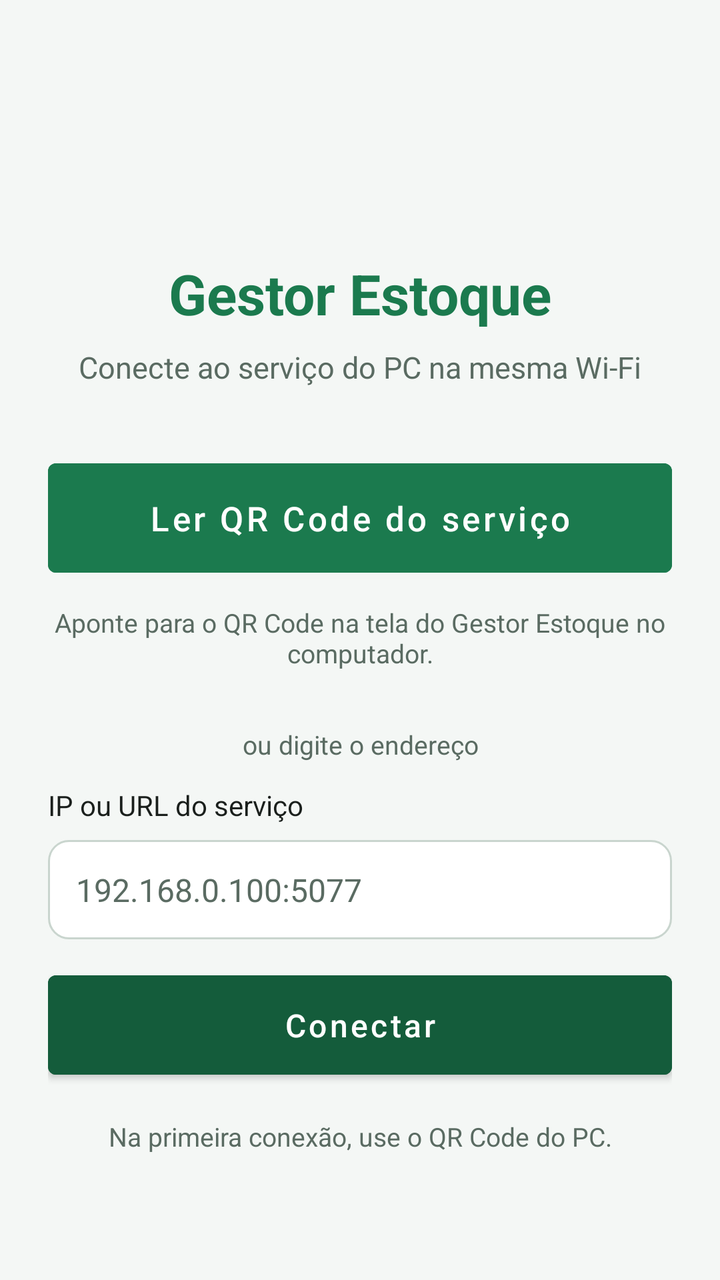
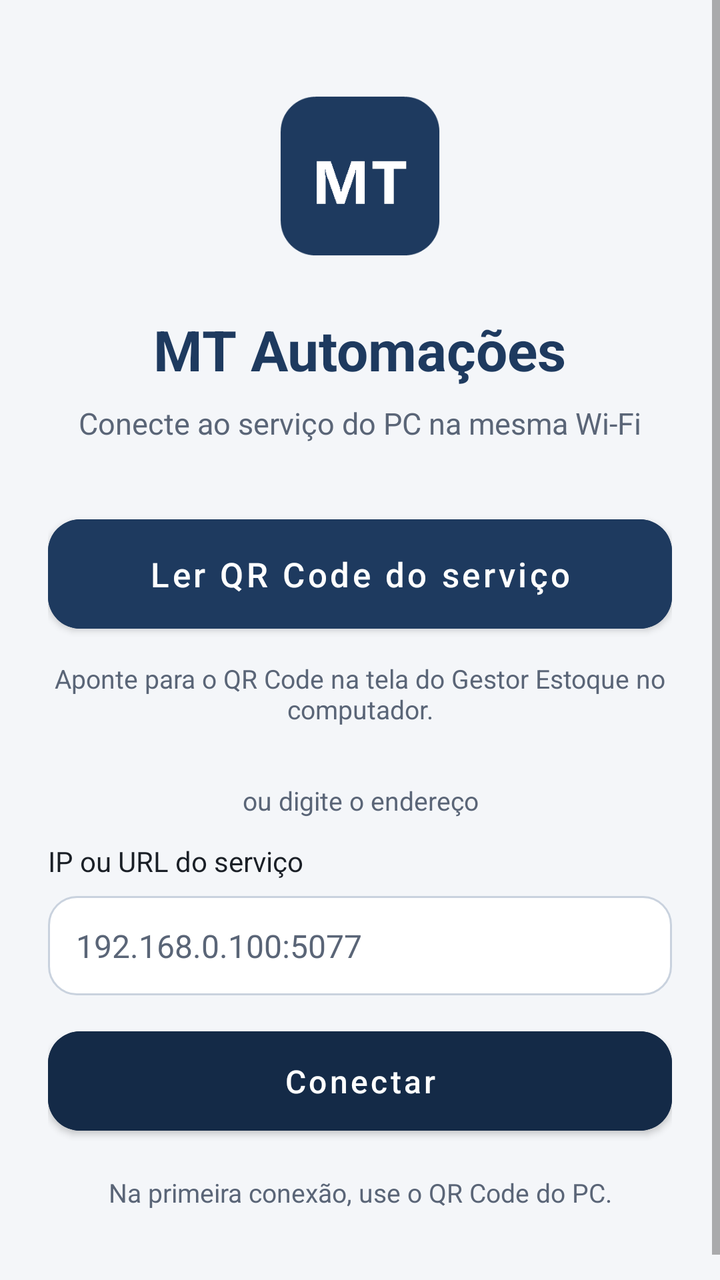

Two renders of the same Android screen: before a commit and after it. Below are the layout's source before the change and the commit's diff.
<!-- AndroidManifest.xml: application theme Theme.GestorEstoque -->
<!-- res/layout/activity_main.xml -->
<?xml version="1.0" encoding="utf-8"?>
<FrameLayout xmlns:android="http://schemas.android.com/apk/res/android"
    android:layout_width="match_parent"
    android:layout_height="match_parent"
    android:background="@color/bg">

    <ScrollView
        android:id="@+id/connect_panel"
        android:layout_width="match_parent"
        android:layout_height="match_parent"
        android:fillViewport="true">

        <LinearLayout
            android:layout_width="match_parent"
            android:layout_height="wrap_content"
            android:gravity="center_horizontal"
            android:orientation="vertical"
            android:padding="24dp"
            android:paddingTop="48dp">

            <ImageView
                android:id="@+id/img_emitente"
                android:layout_width="88dp"
                android:layout_height="88dp"
                android:layout_marginBottom="16dp"
                android:contentDescription="@string/app_name"
                android:scaleType="fitCenter"
                android:src="@mipmap/ic_launcher" />

            <TextView
                android:id="@+id/txt_empresa"
                android:layout_width="wrap_content"
                android:layout_height="wrap_content"
                android:text="@string/app_name"
                android:textColor="@color/brand"
                android:textSize="28sp"
                android:textStyle="bold" />

            <TextView
                android:layout_width="match_parent"
                android:layout_height="wrap_content"
                android:layout_marginTop="8dp"
                android:gravity="center"
                android:text="@string/subtitle"
                android:textColor="@color/muted"
                android:textSize="15sp" />

            <Button
                android:id="@+id/btn_scan_qr"
                android:layout_width="match_parent"
                android:layout_height="wrap_content"
                android:layout_marginTop="32dp"
                android:backgroundTint="@color/brand"
                android:padding="16dp"
                android:text="@string/scan_qr"
                android:textAllCaps="false"
                android:textColor="@android:color/white"
                android:textSize="17sp" />

            <TextView
                android:layout_width="match_parent"
                android:layout_height="wrap_content"
                android:layout_marginTop="10dp"
                android:gravity="center"
                android:text="@string/scan_qr_hint"
                android:textColor="@color/muted"
                android:textSize="13sp" />

            <TextView
                android:layout_width="match_parent"
                android:layout_height="wrap_content"
                android:layout_marginTop="28dp"
                android:gravity="center"
                android:text="@string/or_manual"
                android:textColor="@color/muted"
                android:textSize="13sp" />

            <TextView
                android:layout_width="match_parent"
                android:layout_height="wrap_content"
                android:layout_marginTop="12dp"
                android:text="@string/label_url"
                android:textColor="@color/text"
                android:textSize="14sp" />

            <EditText
                android:id="@+id/url_input"
                android:layout_width="match_parent"
                android:layout_height="wrap_content"
                android:layout_marginTop="8dp"
                android:background="@drawable/input_bg"
                android:hint="@string/url_hint"
                android:imeOptions="actionGo"
                android:inputType="textUri"
                android:padding="14dp"
                android:singleLine="true"
                android:textColor="@color/text"
                android:textColorHint="@color/muted"
                android:textSize="16sp" />

            <Button
                android:id="@+id/btn_connect"
                android:layout_width="match_parent"
                android:layout_height="wrap_content"
                android:layout_marginTop="12dp"
                android:backgroundTint="@color/brand_dark"
                android:padding="14dp"
                android:text="@string/connect"
                android:textAllCaps="false"
                android:textColor="@android:color/white"
                android:textSize="16sp" />

            <TextView
                android:id="@+id/status"
                android:layout_width="match_parent"
                android:layout_height="wrap_content"
                android:layout_marginTop="16dp"
                android:layout_marginBottom="24dp"
                android:gravity="center"
                android:text="@string/hint_connect"
                android:textColor="@color/muted"
                android:textSize="13sp" />
        </LinearLayout>
    </ScrollView>

    
    <FrameLayout
        android:id="@+id/browser_panel"
        android:layout_width="match_parent"
        android:layout_height="match_parent"
        android:visibility="gone">

        <WebView
            android:id="@+id/webview"
            android:layout_width="match_parent"
            android:layout_height="match_parent" />
    </FrameLayout>

    <ProgressBar
        android:id="@+id/progress"
        style="?android:attr/progressBarStyleHorizontal"
        android:layout_width="match_parent"
        android:layout_height="3dp"
        android:layout_gravity="top"
        android:indeterminate="false"
        android:max="100"
        android:progressTint="@color/brand"
        android:visibility="gone" />
</FrameLayout>
<!-- resources referenced by this layout -->
<resources>
  <color name="bg">#F4F7F5</color>
  <color name="brand">#1B7A4E</color>
  <color name="brand_dark">#145C3B</color>
  <color name="muted">#5A6B62</color>
  <color name="text">#1A1F1C</color>
  <!-- drawable input_bg (drawable) -->
  <?xml version="1.0" encoding="utf-8"?>
  <shape xmlns:android="http://schemas.android.com/apk/res/android"
      android:shape="rectangle">
      <solid android:color="#FFFFFF" />
      <corners android:radius="10dp" />
      <stroke
          android:width="1dp"
          android:color="#C9D5CE" />
  </shape>
  <!-- mipmap ic_launcher (mipmap-anydpi-v26) -->
  <?xml version="1.0" encoding="utf-8"?>
  <adaptive-icon xmlns:android="http://schemas.android.com/apk/res/android">
      <background android:drawable="@color/ic_launcher_background" />
      <foreground android:drawable="@drawable/ic_launcher_foreground" />
  </adaptive-icon>
  <string name="app_name">Gestor Estoque</string>
  <string name="connect">Conectar</string>
  <string name="hint_connect">Na primeira conexão, use o QR Code do PC.</string>
  <string name="label_url">IP ou URL do serviço</string>
  <string name="or_manual">ou digite o endereço</string>
  <string name="scan_qr">Ler QR Code do serviço</string>
  <string name="scan_qr_hint">Aponte para o QR Code na tela do Gestor Estoque no computador.</string>
  <string name="subtitle">Conecte ao serviço do PC na mesma Wi‑Fi</string>
  <string name="url_hint">192.168.0.100:5077</string>
  <style name="Theme.GestorEstoque" parent="Theme.MaterialComponents.DayNight.NoActionBar">
          <item name="colorPrimary">@color/brand</item>
          <item name="colorPrimaryVariant">@color/brand_dark</item>
          <item name="colorOnPrimary">@android:color/white</item>
          <item name="android:statusBarColor">@android:color/transparent</item>
          <item name="android:navigationBarColor">@android:color/transparent</item>
          <item name="android:windowBackground">@color/bg</item>
          <item name="android:windowDrawsSystemBarBackgrounds">true</item>
      </style>
  <color name="ic_launcher_background">#1E3A5F</color>
  <!-- drawable ic_launcher_foreground: png bitmap (drawable-nodpi, 4868 bytes) -->
</resources>

<!-- the commit's change to res/layout/activity_main.xml (unified diff, before → after) -->
@@ -1,5 +1,6 @@
 <?xml version="1.0" encoding="utf-8"?>
 <FrameLayout xmlns:android="http://schemas.android.com/apk/res/android"
+    xmlns:app="http://schemas.android.com/apk/res-auto"
     android:layout_width="match_parent"
     android:layout_height="match_parent"
     android:background="@color/bg">
@@ -19,19 +20,17 @@
             android:paddingTop="48dp">
 
             <ImageView
-                android:id="@+id/img_emitente"
-                android:layout_width="88dp"
-                android:layout_height="88dp"
-                android:layout_marginBottom="16dp"
-                android:contentDescription="@string/app_name"
+                android:layout_width="128dp"
+                android:layout_height="128dp"
+                android:layout_marginBottom="4dp"
+                android:contentDescription="@string/brand_name"
                 android:scaleType="fitCenter"
-                android:src="@mipmap/ic_launcher" />
+                android:src="@drawable/ic_launcher_foreground" />
 
             <TextView
-                android:id="@+id/txt_empresa"
                 android:layout_width="wrap_content"
                 android:layout_height="wrap_content"
-                android:text="@string/app_name"
+                android:text="@string/brand_name"
                 android:textColor="@color/brand"
                 android:textSize="28sp"
                 android:textStyle="bold" />
@@ -52,6 +51,7 @@
                 android:layout_marginTop="32dp"
                 android:backgroundTint="@color/brand"
                 android:padding="16dp"
+                app:cornerRadius="16dp"
                 android:text="@string/scan_qr"
                 android:textAllCaps="false"
                 android:textColor="@android:color/white"
@@ -105,6 +105,7 @@
                 android:layout_marginTop="12dp"
                 android:backgroundTint="@color/brand_dark"
                 android:padding="14dp"
+                app:cornerRadius="16dp"
                 android:text="@string/connect"
                 android:textAllCaps="false"
                 android:textColor="@android:color/white"
<!-- resource entries referenced after the edit -->
@@ -1,27 +1,21 @@
 <!-- resources referenced by this layout -->
 <resources>
-  <color name="bg">#F4F7F5</color>
-  <color name="brand">#1B7A4E</color>
-  <color name="brand_dark">#145C3B</color>
-  <color name="muted">#5A6B62</color>
-  <color name="text">#1A1F1C</color>
+  <color name="bg">#F4F6F9</color>
+  <color name="brand">#1E3A5F</color>
+  <color name="brand_dark">#142A47</color>
+  <color name="muted">#5A6577</color>
+  <color name="text">#1A1F26</color>
   <!-- drawable input_bg (drawable) -->
   <?xml version="1.0" encoding="utf-8"?>
   <shape xmlns:android="http://schemas.android.com/apk/res/android"
       android:shape="rectangle">
       <solid android:color="#FFFFFF" />
-      <corners android:radius="10dp" />
+      <corners android:radius="14dp" />
       <stroke
           android:width="1dp"
-          android:color="#C9D5CE" />
+          android:color="@color/input_stroke" />
   </shape>
-  <!-- mipmap ic_launcher (mipmap-anydpi-v26) -->
-  <?xml version="1.0" encoding="utf-8"?>
-  <adaptive-icon xmlns:android="http://schemas.android.com/apk/res/android">
-      <background android:drawable="@color/ic_launcher_background" />
-      <foreground android:drawable="@drawable/ic_launcher_foreground" />
-  </adaptive-icon>
-  <string name="app_name">Gestor Estoque</string>
+  <string name="brand_name">MT Automações</string>
   <string name="connect">Conectar</string>
   <string name="hint_connect">Na primeira conexão, use o QR Code do PC.</string>
   <string name="label_url">IP ou URL do serviço</string>
@@ -39,7 +33,7 @@
           <item name="android:windowBackground">@color/bg</item>
           <item name="android:windowDrawsSystemBarBackgrounds">true</item>
       </style>
-  <color name="ic_launcher_background">#1E3A5F</color>
+  <color name="input_stroke">#C9D2DE</color>
   <!-- drawable ic_launcher_foreground: png bitmap (drawable-nodpi, 4868 bytes) -->
 </resources>
 
